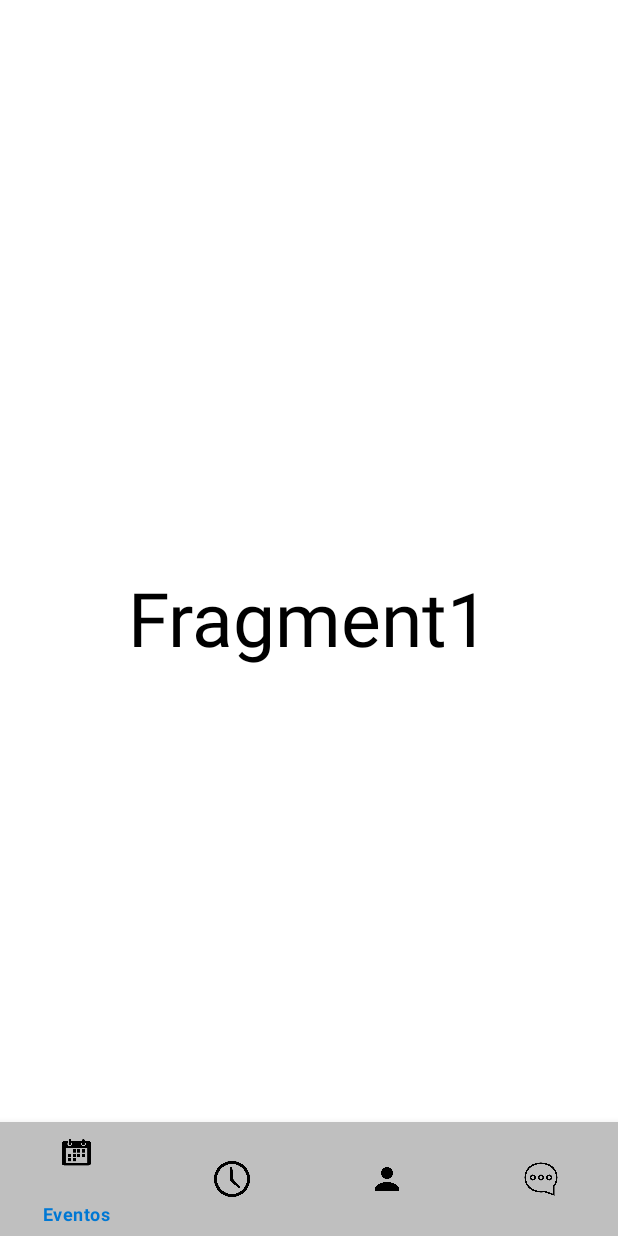
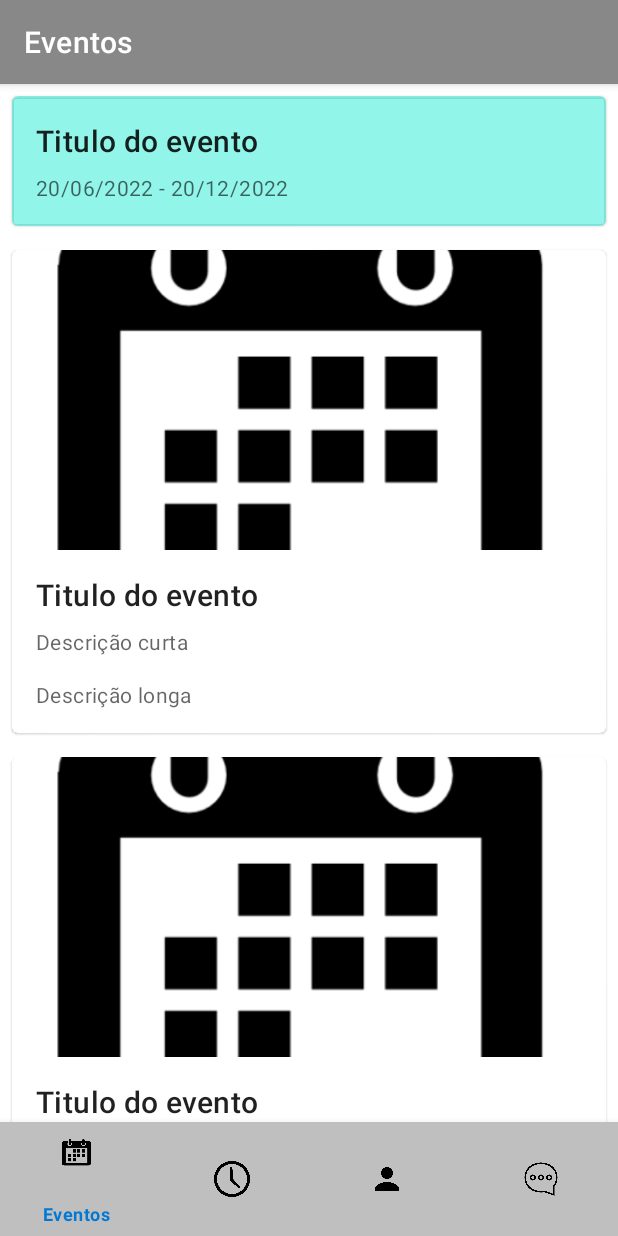
Before and after one commit to barthkiol/Time-Leads, an Android app: the screen it shows after launch (MainActivity), on a phone screen of 412 x 824 dp. Run offline under Robolectric (Android 15) with nearby library versions, the phone set to English and light mode, and no system bars.

Commit message:
Telas de Eventos e Horas complementares

```diff
--- /dev/null
+++ b/app/src/main/java/com/example/timeleads/Events.java
@@ -0,0 +1,53 @@
+package com.example.timeleads;
+
+import android.os.Bundle;
+import android.view.LayoutInflater;
+import android.view.View;
+import android.view.ViewGroup;
+import android.widget.ImageView;
+import android.widget.TextView;
+
+import androidx.annotation.NonNull;
+import androidx.annotation.Nullable;
+import androidx.cardview.widget.CardView;
+import androidx.fragment.app.Fragment;
+
+public class Events extends Fragment {
+
+    private CardView card;
+    private ImageView img1;
+
+
+    @Nullable
+    @Override
+    public View onCreateView(@NonNull LayoutInflater inflater, @Nullable ViewGroup container, @Nullable Bundle savedInstanceState) {
+        ViewGroup rootview = (ViewGroup) inflater.inflate(R.layout.events,container, false);
+        ((MainActivity) getActivity()).setActionBarTitle("Eventos");
+
+        card = (CardView) rootview.findViewById(R.id.card);
+        img1 = (ImageView) rootview.findViewById(R.id.img1);
+        TextView desclong1 = (TextView) rootview.findViewById(R.id.descLong1);
+        card.findViewById(R.id.card);
+        img1.setVisibility(View.GONE);
+        desclong1.setVisibility(View.GONE);
+
+        card .setOnClickListener(new View.OnClickListener() {
+            @Override
+            public void onClick(View v) {
+                if(img1.getVisibility() == View.VISIBLE){
+                    img1.setVisibility(View.GONE);
+                    desclong1.setVisibility(View.GONE);
+                }
+                else{
+                    img1.setVisibility(View.VISIBLE);
+                    desclong1.setVisibility(View.VISIBLE);
+                }
+            }
+        });
+
+
+        return rootview;
+
+    }
+
+}
--- a/app/src/main/java/com/example/timeleads/Fragment1.java
+++ /dev/null
@@ -1,20 +0,0 @@
-package com.example.timeleads;
-
-import android.os.Bundle;
-import android.view.LayoutInflater;
-import android.view.View;
-import android.view.ViewGroup;
-
-import androidx.annotation.NonNull;
-import androidx.annotation.Nullable;
-import androidx.fragment.app.Fragment;
-
-public class Fragment1 extends Fragment {
-
-    @Nullable
-    @Override
-    public View onCreateView(@NonNull LayoutInflater inflater, @Nullable ViewGroup container, @Nullable Bundle savedInstanceState) {
-        ViewGroup rootview = (ViewGroup) inflater.inflate(R.layout.fragment1,container, false);
-        return rootview;
-    }
-}
--- a/app/src/main/java/com/example/timeleads/MainActivity.java
+++ b/app/src/main/java/com/example/timeleads/MainActivity.java
@@ -4,15 +4,14 @@ import androidx.annotation.NonNull;
 import androidx.appcompat.app.AppCompatActivity;
 import androidx.fragment.app.Fragment;
 
-import android.content.Intent;
+import android.annotation.SuppressLint;
+import android.graphics.Color;
+import android.graphics.drawable.ColorDrawable;
 import android.os.Bundle;
 import android.view.MenuItem;
-import android.view.Menu;
 
 
-import com.google.android.material.bottomnavigation.BottomNavigationItemView;
 import com.google.android.material.bottomnavigation.BottomNavigationView;
-import com.google.android.material.navigation.NavigationView;
 
 public class MainActivity extends AppCompatActivity {
 
@@ -22,28 +21,29 @@ public class MainActivity extends AppCompatActivity {
     protected void onCreate(Bundle savedInstanceState) {
         super.onCreate(savedInstanceState);
         setContentView(R.layout.activity_main);
-        getSupportActionBar().hide();
+        getSupportActionBar().setBackgroundDrawable(new ColorDrawable(Color.GRAY));
 
-        getSupportFragmentManager().beginTransaction().replace(R.id.linearLayout, new Fragment1()).commit();
+        getSupportFragmentManager().beginTransaction().replace(R.id.linearLayout, new Events()).commit();
 
         bottomNav = findViewById(R.id.bottom_navigation);
         bottomNav.setOnNavigationItemSelectedListener(new BottomNavigationView.OnNavigationItemSelectedListener() {
+            @SuppressLint("ResourceType")
             @Override
             public boolean onNavigationItemSelected(@NonNull MenuItem item) {
                 Fragment fragment = null;
 
                 switch (item.getItemId()) {
                     case R.id.events:
-                        fragment = new Fragment1();
+                        fragment = new Events();
                         break;
                     case R.id.hours:
-                        fragment = new Fragment2();
+                        fragment = new Hours();
                         break;
                     case R.id.profile:
-                        fragment = new Fragment3();
+                        fragment = new Profile();
                         break;
                     case R.id.requests:
-                        fragment = new Fragment4();
+                        fragment = new Requests();
                         break;
                 }
 
@@ -55,4 +55,7 @@ public class MainActivity extends AppCompatActivity {
 
     }
 
+    public void setActionBarTitle(String title){
+        getSupportActionBar().setTitle(title);
+    }
 }
--- a/app/src/main/java/com/example/timeleads/Fragment2.java
+++ b/app/src/main/java/com/example/timeleads/Profile.java
@@ -9,12 +9,12 @@ import androidx.annotation.NonNull;
 import androidx.annotation.Nullable;
 import androidx.fragment.app.Fragment;
 
-public class Fragment2 extends Fragment {
+public class Profile extends Fragment {
 
     @Nullable
     @Override
     public View onCreateView(@NonNull LayoutInflater inflater, @Nullable ViewGroup container, @Nullable Bundle savedInstanceState) {
-        ViewGroup rootview = (ViewGroup) inflater.inflate(R.layout.fragment2,container, false);
+        ViewGroup rootview = (ViewGroup) inflater.inflate(R.layout.profile,container, false);
         return rootview;
     }
 }
--- a/app/src/main/java/com/example/timeleads/Fragment4.java
+++ b/app/src/main/java/com/example/timeleads/Requests.java
@@ -9,12 +9,12 @@ import androidx.annotation.NonNull;
 import androidx.annotation.Nullable;
 import androidx.fragment.app.Fragment;
 
-public class Fragment4 extends Fragment {
+public class Requests extends Fragment {
 
     @Nullable
     @Override
     public View onCreateView(@NonNull LayoutInflater inflater, @Nullable ViewGroup container, @Nullable Bundle savedInstanceState) {
-        ViewGroup rootview = (ViewGroup) inflater.inflate(R.layout.fragment4,container, false);
+        ViewGroup rootview = (ViewGroup) inflater.inflate(R.layout.requests,container, false);
         return rootview;
     }
 }
--- a/app/src/main/res/layout/activity_main.xml
+++ b/app/src/main/res/layout/activity_main.xml
@@ -1,4 +1,5 @@
 <?xml version="1.0" encoding="utf-8"?>
+
 <RelativeLayout xmlns:android="http://schemas.android.com/apk/res/android"
     xmlns:app="http://schemas.android.com/apk/res-auto"
     xmlns:tools="http://schemas.android.com/tools"
@@ -6,12 +7,19 @@
     android:layout_height="match_parent"
     android:background="#FFFFFF"
     android:backgroundTint="#FFFFFF"
-    tools:context=".MainActivity">
+    tools:context=".MainActivity"
+    app:layout_constraintTop_toTopOf="parent"
+    app:layout_constraintBottom_toTopOf="@id/bottom_navigation"
+    >
 
     <FrameLayout
         android:id="@+id/linearLayout"
         android:layout_width="match_parent"
-        android:layout_height="match_parent"> </FrameLayout>
+        android:layout_height="match_parent"
+
+        >
+
+    </FrameLayout>
 
         <com.google.android.material.bottomnavigation.BottomNavigationView
             android:id="@+id/bottom_navigation"
--- /dev/null
+++ b/app/src/main/res/layout/events.xml
@@ -0,0 +1,194 @@
+<?xml version="1.0" encoding="utf-8"?>
+<ScrollView xmlns:android="http://schemas.android.com/apk/res/android"
+    xmlns:app="http://schemas.android.com/apk/res-auto"
+    xmlns:tools="http://schemas.android.com/tools"
+    android:layout_width="fill_parent"
+    android:layout_height="fill_parent"
+    android:layout_marginBottom="76dp"
+    android:backgroundTint="#9E8DFFEF"
+    android:foregroundTint="#9E8DFFEF">
+
+    <LinearLayout
+        android:layout_width="match_parent"
+        android:layout_height="match_parent"
+        android:gravity="center"
+
+        android:orientation="vertical">
+
+        <com.google.android.material.card.MaterialCardView
+            android:id="@+id/card"
+            android:layout_width="match_parent"
+            android:layout_height="wrap_content"
+            android:layout_margin="8dp"
+
+            android:backgroundTint="#8B36ECD7"
+            app:rippleColor="#FFFFFF"
+            app:strokeWidth="0dp"
+            tools:ignore="DuplicateIds">
+
+            <LinearLayout
+                android:layout_width="match_parent"
+                android:layout_height="wrap_content"
+                android:orientation="vertical">
+
+                <!-- Media -->
+                <ImageView
+                    android:id="@+id/img1"
+                    android:layout_width="match_parent"
+                    android:layout_height="200dp"
+                    android:contentDescription="Descrição da imagem"
+                    android:scaleType="centerCrop"
+
+                    app:srcCompat="@drawable/calendar" />
+
+                <LinearLayout
+                    android:layout_width="match_parent"
+                    android:layout_height="wrap_content"
+                    android:orientation="vertical"
+                    android:padding="16dp">
+
+                    <!-- Title, secondary and supporting text -->
+                    <TextView
+                        android:layout_width="wrap_content"
+                        android:layout_height="wrap_content"
+                        android:text="Titulo do evento"
+                        android:textAppearance="?attr/textAppearanceHeadline6" />
+
+                    <TextView
+                        android:layout_width="wrap_content"
+                        android:layout_height="wrap_content"
+                        android:layout_marginTop="8dp"
+                        android:text="20/06/2022 - 20/12/2022"
+                        android:textAppearance="?attr/textAppearanceBody2"
+                        android:textColor="?android:attr/textColorSecondary" />
+
+                    <TextView
+                        android:id="@+id/descLong1"
+                        android:layout_width="wrap_content"
+                        android:layout_height="wrap_content"
+                        android:layout_marginTop="16dp"
+                        android:text="Lorem ipsum dolor sit amet, consectetur adipiscing elit. Sed euismod elit magna, id condimentum sem fermentum ut. Praesent viverra egestas neque, ac facilisis nisi sollicitudin tempus. Cras facilisis at ligula quis interdum. Nulla porta nec ex et condimentum. Cras sit amet commodo erat. Aenean sit amet molestie nisi, nec dictum nisl. Sed dignissim libero augue, nec bibendum mauris facilisis eu."
+                        android:textAppearance="?attr/textAppearanceBody2"
+                        android:textColor="?android:attr/textColorSecondary" />
+
+                </LinearLayout>
+
+
+            </LinearLayout>
+
+        </com.google.android.material.card.MaterialCardView>
+
+        <com.google.android.material.card.MaterialCardView
+            android:id="@+id/card2"
+            android:layout_width="match_parent"
+            android:layout_height="wrap_content"
+            android:layout_margin="8dp">
+
+            <LinearLayout
+                android:layout_width="match_parent"
+                android:layout_height="wrap_content"
+                android:orientation="vertical">
+
+                <!-- Media -->
+                <ImageView
+                    android:layout_width="match_parent"
+                    android:layout_height="200dp"
+                    android:contentDescription="Descrição da imagem"
+                    android:scaleType="centerCrop"
+
+                    app:srcCompat="@drawable/calendar" />
+
+                <LinearLayout
+                    android:layout_width="match_parent"
+                    android:layout_height="wrap_content"
+                    android:orientation="vertical"
+                    android:padding="16dp">
+
+                    <!-- Title, secondary and supporting text -->
+                    <TextView
+                        android:layout_width="wrap_content"
+                        android:layout_height="wrap_content"
+                        android:text="Titulo do evento"
+                        android:textAppearance="?attr/textAppearanceHeadline6" />
+
+                    <TextView
+                        android:layout_width="wrap_content"
+                        android:layout_height="wrap_content"
+                        android:layout_marginTop="8dp"
+                        android:text="Descrição curta"
+                        android:textAppearance="?attr/textAppearanceBody2"
+                        android:textColor="?android:attr/textColorSecondary" />
+
+                    <TextView
+                        android:layout_width="wrap_content"
+                        android:layout_height="wrap_content"
+                        android:layout_marginTop="16dp"
+                        android:text="Descrição longa"
+                        android:textAppearance="?attr/textAppearanceBody2"
+                        android:textColor="?android:attr/textColorSecondary" />
+
+                </LinearLayout>
+
+
+            </LinearLayout>
+
+        </com.google.android.material.card.MaterialCardView>
+
+        <com.google.android.material.card.MaterialCardView
+            android:id="@+id/card3"
+            android:layout_width="match_parent"
+            android:layout_height="wrap_content"
+            android:layout_margin="8dp">
+
+            <LinearLayout
+                android:layout_width="match_parent"
+                android:layout_height="wrap_content"
+                android:orientation="vertical">
+
+                <!-- Media -->
+                <ImageView
+                    android:layout_width="match_parent"
+                    android:layout_height="200dp"
+                    android:contentDescription="Descrição da imagem"
+                    android:scaleType="centerCrop"
+
+                    app:srcCompat="@drawable/calendar" />
+
+                <LinearLayout
+                    android:layout_width="match_parent"
+                    android:layout_height="wrap_content"
+                    android:orientation="vertical"
+                    android:padding="16dp">
+
+                    <!-- Title, secondary and supporting text -->
+                    <TextView
+                        android:layout_width="wrap_content"
+                        android:layout_height="wrap_content"
+                        android:text="Titulo do evento"
+                        android:textAppearance="?attr/textAppearanceHeadline6" />
+
+                    <TextView
+                        android:layout_width="wrap_content"
+                        android:layout_height="wrap_content"
+                        android:layout_marginTop="8dp"
+                        android:text="Descrição curta"
+                        android:textAppearance="?attr/textAppearanceBody2"
+                        android:textColor="?android:attr/textColorSecondary" />
+
+                    <TextView
+                        android:layout_width="wrap_content"
+                        android:layout_height="wrap_content"
+                        android:layout_marginTop="16dp"
+                        android:text="Descrição longa"
+                        android:textAppearance="?attr/textAppearanceBody2"
+                        android:textColor="?android:attr/textColorSecondary" />
+
+                </LinearLayout>
+
+
+            </LinearLayout>
+
+        </com.google.android.material.card.MaterialCardView>
+
+    </LinearLayout>
+</ScrollView>
--- a/app/src/main/res/layout/fragment1.xml
+++ b/app/src/main/res/layout/profile.xml
@@ -7,7 +7,7 @@
     <TextView
         android:layout_width="wrap_content"
         android:layout_height="wrap_content"
-        android:text="Fragment1"
+        android:textSize="50sp"
         android:textColor="#000000"
-        android:textSize="50sp"></TextView>
+        android:text="Perfil"></TextView>
 </LinearLayout>
--- a/app/src/main/res/layout/fragment4.xml
+++ b/app/src/main/res/layout/requests.xml
@@ -9,5 +9,5 @@
         android:layout_height="wrap_content"
         android:textSize="50sp"
         android:textColor="#000000"
-        android:text="Fragment4"></TextView>
+        android:text="Chamados"></TextView>
 </LinearLayout>
```
Also changed, not shown: app/src/main/java/com/example/timeleads/Fragment3.java (deleted, +0 -20 lines), app/src/main/java/com/example/timeleads/Hours.java (added, +28 -0 lines), app/src/main/res/layout/fragment2.xml (deleted, +0 -13 lines), app/src/main/res/layout/fragment3.xml (deleted, +0 -13 lines), app/src/main/res/layout/hours.xml (added, +142 -0 lines).
